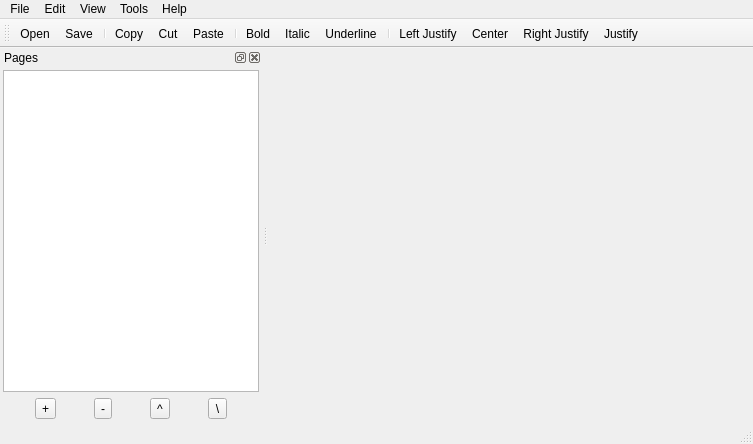
Before: the Qt Designer form src/mainwindow.ui in iPenguin/NotePages, drawn with Qt 5.
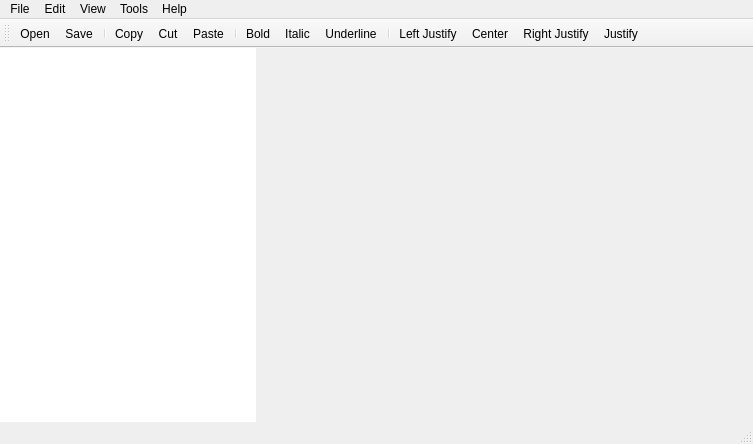
After: the same form once the commit is applied. Icons and pictures are not drawn.

```diff
--- a/src/mainwindow.ui
+++ b/src/mainwindow.ui
@@ -11,37 +11,97 @@
    </rect>
   </property>
   <property name="windowTitle">
-   <string>MainWindow</string>
+   <string>desktopWiki</string>
   </property>
   <property name="windowIcon">
    <iconset>
     <normaloff>../images/icon.svg</normaloff>../images/icon.svg</iconset>
   </property>
   <widget class="QWidget" name="centralWidget">
-   <layout class="QHBoxLayout" name="horizontalLayout_2">
+   <layout class="QVBoxLayout" name="verticalLayout">
     <property name="margin">
      <number>0</number>
     </property>
     <item>
-     <widget class="QTabWidget" name="tabWidget">
-      <property name="tabShape">
-       <enum>QTabWidget::Rounded</enum>
+     <widget class="QSplitter" name="splitter">
+      <property name="orientation">
+       <enum>Qt::Horizontal</enum>
       </property>
-      <property name="currentIndex">
-       <number>-1</number>
+      <property name="opaqueResize">
+       <bool>false</bool>
       </property>
-      <property name="usesScrollButtons">
-       <bool>true</bool>
+      <property name="handleWidth">
+       <number>1</number>
       </property>
-      <property name="documentMode">
-       <bool>true</bool>
-      </property>
-      <property name="tabsClosable">
-       <bool>true</bool>
-      </property>
-      <property name="movable">
-       <bool>true</bool>
-      </property>
+      <widget class="QTreeWidget" name="pageTree">
+       <property name="sizePolicy">
+        <sizepolicy hsizetype="Minimum" vsizetype="Expanding">
+         <horstretch>0</horstretch>
+         <verstretch>0</verstretch>
+        </sizepolicy>
+       </property>
+       <property name="frameShape">
+        <enum>QFrame::NoFrame</enum>
+       </property>
+       <property name="frameShadow">
+        <enum>QFrame::Plain</enum>
+       </property>
+       <property name="lineWidth">
+        <number>1</number>
+       </property>
+       <property name="dragEnabled">
+        <bool>true</bool>
+       </property>
+       <property name="dragDropMode">
+        <enum>QAbstractItemView::DragDrop</enum>
+       </property>
+       <property name="defaultDropAction">
+        <enum>Qt::MoveAction</enum>
+       </property>
+       <property name="iconSize">
+        <size>
+         <width>32</width>
+         <height>32</height>
+        </size>
+       </property>
+       <property name="rootIsDecorated">
+        <bool>true</bool>
+       </property>
+       <attribute name="headerVisible">
+        <bool>false</bool>
+       </attribute>
+       <column>
+        <property name="text">
+         <string notr="true">Pages</string>
+        </property>
+       </column>
+      </widget>
+      <widget class="QTabWidget" name="tabWidget">
+       <property name="sizePolicy">
+        <sizepolicy hsizetype="Expanding" vsizetype="Expanding">
+         <horstretch>10</horstretch>
+         <verstretch>0</verstretch>
+        </sizepolicy>
+       </property>
+       <property name="tabShape">
+        <enum>QTabWidget::Rounded</enum>
+       </property>
+       <property name="currentIndex">
+        <number>-1</number>
+       </property>
+       <property name="usesScrollButtons">
+        <bool>true</bool>
+       </property>
+       <property name="documentMode">
+        <bool>true</bool>
+       </property>
+       <property name="tabsClosable">
+        <bool>true</bool>
+       </property>
+       <property name="movable">
+        <bool>true</bool>
+       </property>
+      </widget>
      </widget>
     </item>
    </layout>
@@ -123,77 +183,6 @@
    <addaction name="actionJustify"/>
   </widget>
   <widget class="QStatusBar" name="statusBar"/>
-  <widget class="QDockWidget" name="dockWidget">
-   <property name="windowTitle">
-    <string>Pages</string>
-   </property>
-   <attribute name="dockWidgetArea">
-    <number>1</number>
-   </attribute>
-   <widget class="QWidget" name="dockWidgetContents">
-    <layout class="QVBoxLayout" name="verticalLayout_2">
-     <property name="margin">
-      <number>3</number>
-     </property>
-     <item>
-      <widget class="QTreeWidget" name="pageTree">
-       <property name="iconSize">
-        <size>
-         <width>32</width>
-         <height>32</height>
-        </size>
-       </property>
-       <property name="rootIsDecorated">
-        <bool>false</bool>
-       </property>
-       <attribute name="headerVisible">
-        <bool>false</bool>
-       </attribute>
-       <column>
-        <property name="text">
-         <string notr="true">1</string>
-        </property>
-       </column>
-      </widget>
-     </item>
-     <item>
-      <layout class="QHBoxLayout" name="horizontalLayout">
-       <property name="topMargin">
-        <number>0</number>
-       </property>
-       <item>
-        <widget class="QToolButton" name="add">
-         <property name="text">
-          <string>+</string>
-         </property>
-        </widget>
-       </item>
-       <item>
-        <widget class="QToolButton" name="remove">
-         <property name="text">
-          <string>-</string>
-         </property>
-        </widget>
-       </item>
-       <item>
-        <widget class="QToolButton" name="up">
-         <property name="text">
-          <string>^</string>
-         </property>
-        </widget>
-       </item>
-       <item>
-        <widget class="QToolButton" name="down">
-         <property name="text">
-          <string>\</string>
-         </property>
-        </widget>
-       </item>
-      </layout>
-     </item>
-    </layout>
-   </widget>
-  </widget>
   <action name="actionOpen">
    <property name="icon">
     <iconset resource="../desktopWiki.qrc">
```
